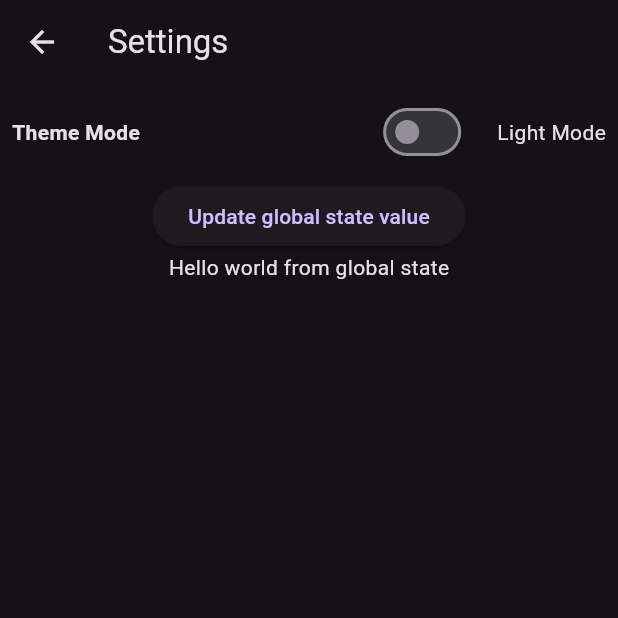
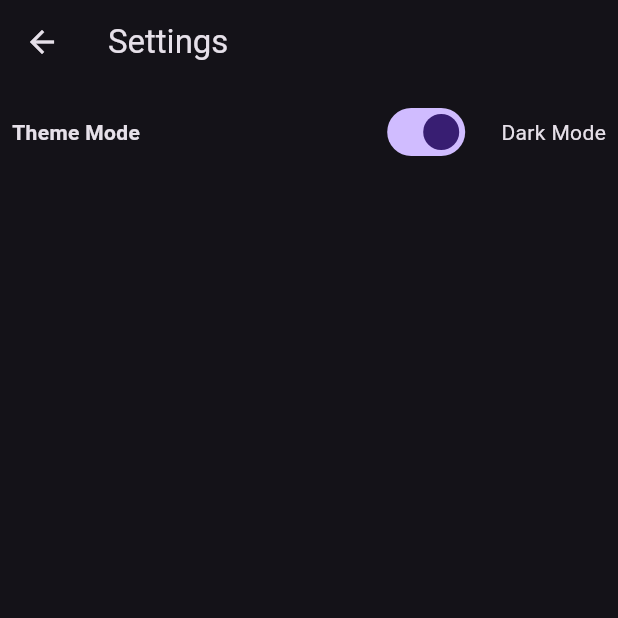
Before and after one commit to Yasitha-Bhanuka/FunFacts-App, a Flutter app: the SettingsScreen screen opened directly, on a phone screen of 412 x 824 dp, the top half of it. Run offline on Flutter 3.47's test engine with Material 3 defaults, Android fonts, the phone set to English and light mode, and no system bars; our stand-ins replace dio; network calls fail.

Commit message:
Global variable management using provider so then we can make the all screens theme is global one.

```diff
--- a/lib/providers/themeProvider.dart
+++ b/lib/providers/themeProvider.dart
@@ -3,10 +3,8 @@ import 'package:flutter/material.dart';
 class ThemeProvider extends ChangeNotifier {
   bool isDarkModeChecked = true;
 
-  String dataToUpdate = "Hello world from global state";
-
-  void updateStringData({required String newData}) {
-    dataToUpdate = newData;
+  void updateTheme({required bool darkMode}) {
+    isDarkModeChecked = darkMode;
     notifyListeners();
   }
 }
--- a/lib/screens/settings_screen.dart
+++ b/lib/screens/settings_screen.dart
@@ -21,14 +21,6 @@ class _SettingsScreenState extends State<SettingsScreen> {
         body: Column(
           children: [
             ThemeSwitcher(),
-            ElevatedButton(
-                onPressed: () {
-// change the global state variable value
-                  themeProvider.updateStringData(
-                      newData: "Hello world from updated global state");
-                },
-                child: Text("Update global state value")),
-            Text(themeProvider.dataToUpdate),
           ],
         ));
   }
--- a/lib/widgets/theme_switcher.dart
+++ b/lib/widgets/theme_switcher.dart
@@ -1,4 +1,6 @@
 import 'package:flutter/material.dart';
+import 'package:funfacts/providers/themeProvider.dart';
+import 'package:provider/provider.dart';
 
 class ThemeSwitcher extends StatefulWidget {
   const ThemeSwitcher({super.key});
@@ -8,10 +10,9 @@ class ThemeSwitcher extends StatefulWidget {
 }
 
 class _ThemeSwitcherState extends State<ThemeSwitcher> {
-  bool isChecked = false;
-
   @override
   Widget build(BuildContext context) {
+    var themeProvider = Provider.of<ThemeProvider>(context);
     return Padding(
       padding: const EdgeInsets.all(8.0),
       child: Row(
@@ -24,13 +25,13 @@ class _ThemeSwitcherState extends State<ThemeSwitcher> {
           Row(
             children: [
               Switch(
-                  value: isChecked,
+                  value: themeProvider.isDarkModeChecked,
                   onChanged: (value) {
-                    isChecked = value;
-                    setState(() {});
+                    themeProvider.updateTheme(darkMode: value);
                   }),
               SizedBox(width: 20),
-              Text(isChecked ? "Dark Mode" : "Light Mode"),
+              Text(
+                  themeProvider.isDarkModeChecked ? "Dark Mode" : "Light Mode"),
             ],
           ),
         ],
```
